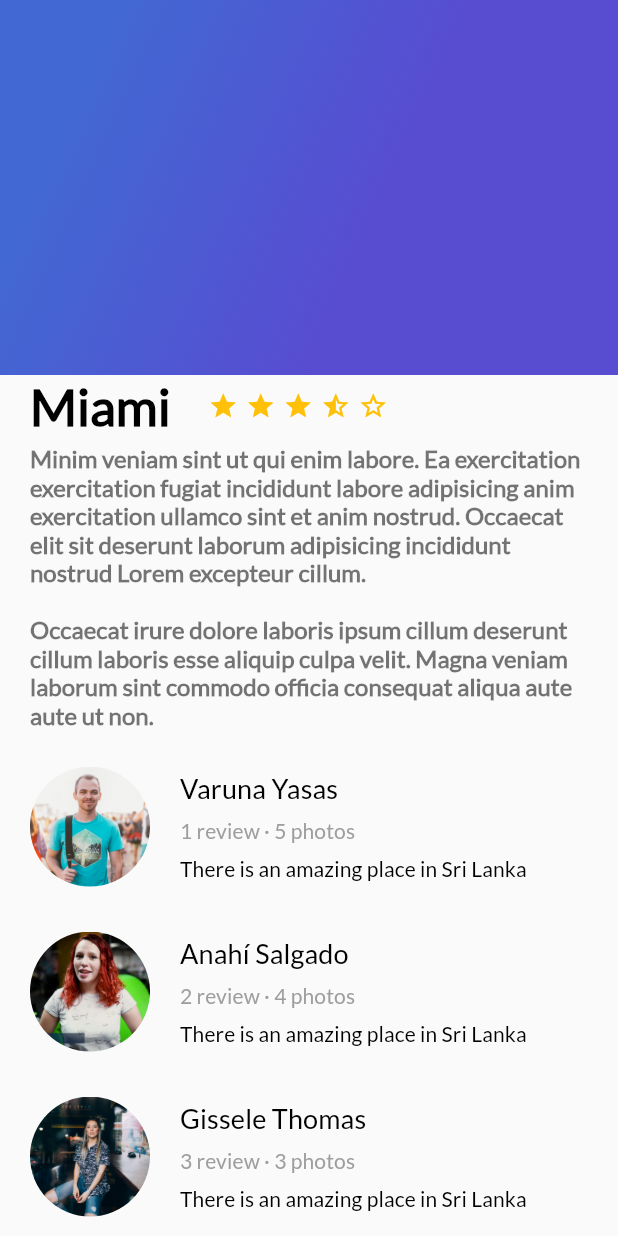
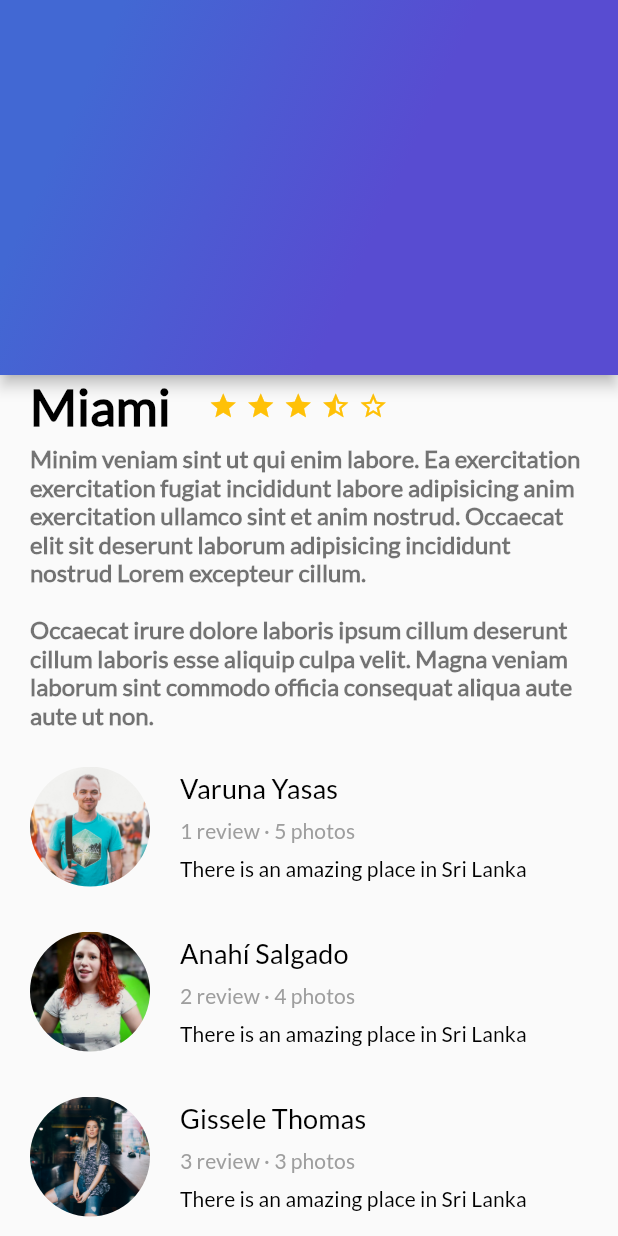
Before and after one commit to seramirezdev/trips_app_platzi, a Flutter app: the screen it shows after launch, on a phone screen of 412 x 824 dp. Run offline on Flutter 3.47's test engine with Material 2 defaults, Android fonts, the phone set to English and light mode, and no system bars.

Commit message:
Cambios en el header

```diff
--- a/lib/header.dart
+++ b/lib/header.dart
@@ -3,7 +3,9 @@ import 'package:flutter/material.dart';
 class Header extends StatelessWidget {
   @override
   Widget build(BuildContext context) {
-    return Container(
+    return Material(
+      elevation: 4,
+      child: Container(
         height: 250.0,
         decoration: BoxDecoration(
           gradient: LinearGradient(
@@ -13,6 +15,7 @@ class Header extends StatelessWidget {
               stops: [0.0, 0.6],
               tileMode: TileMode.clamp),
         ),
+      ),
     );
   }
 }
```
Lines whose indentation alone changed are shown as unchanged.
